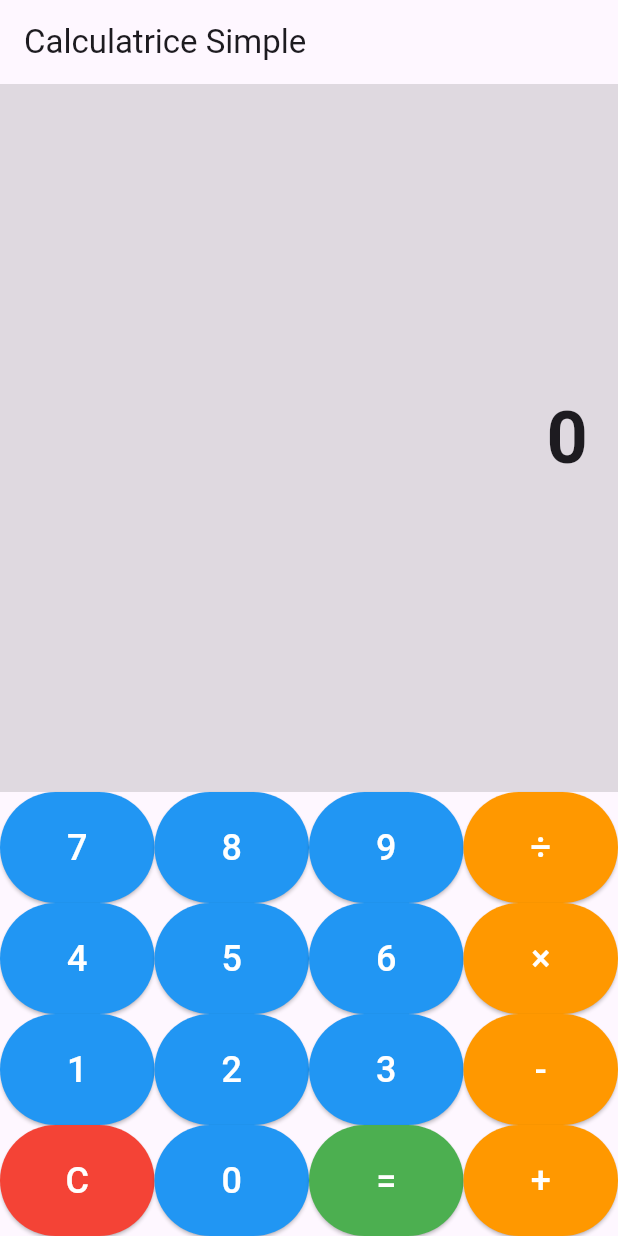
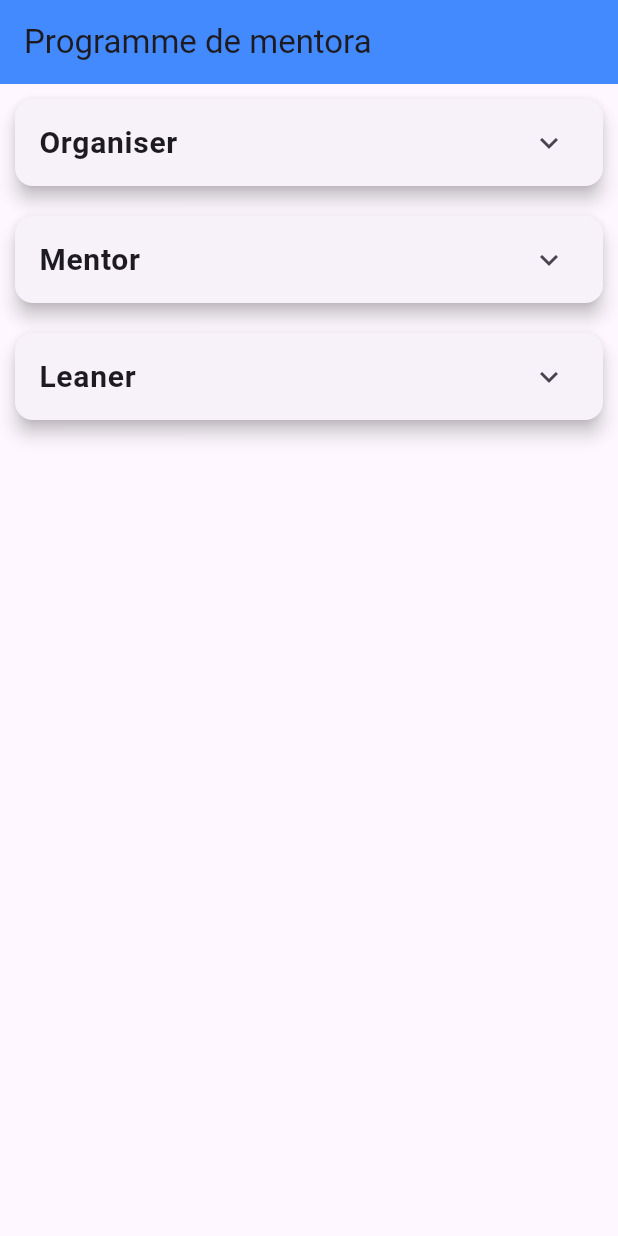
Before and after one commit to charmant216/Kope, a Flutter app: the screen it shows after launch, on a phone screen of 412 x 824 dp. Run offline on Flutter 3.47's test engine with Material 3 defaults, Android fonts, the phone set to English and light mode, and no system bars.

Commit message:
Mon message de commit

```diff
--- a/lib/main.dart
+++ b/lib/main.dart
@@ -1,154 +1,78 @@
 import 'package:flutter/material.dart';
 
 void main() {
-  runApp(CalculatorApp());
+  runApp(MentorshipApp());
 }
 
-class CalculatorApp extends StatelessWidget {
+class MentorshipApp extends StatelessWidget {
   @override
   Widget build(BuildContext context) {
     return MaterialApp(
-      title: 'Calculatrice Simple',
-      theme: ThemeData(primarySwatch: Colors.blue),
-      home: CalculatorHomePage(),
+      debugShowCheckedModeBanner: false,
+      home: HomePage(),
     );
   }
 }
 
-class CalculatorHomePage extends StatefulWidget {
-  @override
-  _CalculatorHomePageState createState() => _CalculatorHomePageState();
-}
-
-class _CalculatorHomePageState extends State<CalculatorHomePage> {
-  String _displayText = '0';
-  String _operand = '';
-  double? _firstNumber;
-  double? _secondNumber;
-
-  void _onButtonPressed(String value) {
-    setState(() {
-      if (RegExp(r'[0-9]').hasMatch(value)) {
-        // Gérer les chiffres
-        if (_displayText == '0') {
-          _displayText = value;
-        } else {
-          _displayText += value;
-        }
-      } else if (['+', '-', '×', '÷'].contains(value)) {
-        // Gérer les opérateurs
-        _operand = value;
-        _firstNumber = double.tryParse(_displayText);
-        _displayText = '0';
-      } else if (value == '=') {
-        // Gérer le calcul
-        _secondNumber = double.tryParse(_displayText);
-        if (_firstNumber != null && _secondNumber != null) {
-          switch (_operand) {
-            case '+':
-              _displayText = (_firstNumber! + _secondNumber!).toString();
-              break;
-            case '-':
-              _displayText = (_firstNumber! - _secondNumber!).toString();
-              break;
-            case '×':
-              _displayText = (_firstNumber! * _secondNumber!).toString();
-              break;
-            case '÷':
-              if (_secondNumber! != 0) {
-                _displayText = (_firstNumber! / _secondNumber!).toString();
-              } else {
-                _displayText = 'Erreur';
-              }
-              break;
-          }
-        }
-        _operand = '';
-        _firstNumber = null;
-        _secondNumber = null;
-      } else if (value == 'C') {
-        // Gérer la réinitialisation
-        _displayText = '0';
-        _operand = '';
-        _firstNumber = null;
-        _secondNumber = null;
-      }
-    });
-  }
-
-  Widget _buildButton(String text, Color color) {
-    return Expanded(
-      child: ElevatedButton(
-        style: ElevatedButton.styleFrom(
-          backgroundColor: color,
-          padding: EdgeInsets.all(20),
-        ),
-        onPressed: () => _onButtonPressed(text),
-        child: Text(
-          text,
-          style: TextStyle(fontSize: 24, color: Colors.white),
-        ),
-      ),
-    );
-  }
+class HomePage extends StatelessWidget {
+  // Les données des groupes et membres
+  final Map<String, List<String>> groups = {
+    'Organiser': ['Tacite', 'Amani'],
+    'Mentor': ['Georges', 'Bénédict', 'Kevin'],
+    'Leaner': ['Charmant', 'Israël', 'Jacques'],
+  };
 
   @override
   Widget build(BuildContext context) {
     return Scaffold(
       appBar: AppBar(
-        title: Text('Calculatrice Simple'),
+        title: Text('Programme de mentora'),
+        backgroundColor: Colors.blueAccent,
       ),
-      body: Column(
-        children: [
-          Expanded(
-            child: Container(
-              color: Colors.black12,
-              alignment: Alignment.centerRight,
-              padding: EdgeInsets.all(20),
-              child: Text(
-                _displayText,
-                style: TextStyle(fontSize: 48, fontWeight: FontWeight.bold),
-              ),
-            ),
-          ),
-          Column(
-            children: [
-              Row(
-                children: [
-                  _buildButton('7', Colors.blue),
-                  _buildButton('8', Colors.blue),
-                  _buildButton('9', Colors.blue),
-                  _buildButton('÷', Colors.orange),
-                ],
-              ),
-              Row(
-                children: [
-                  _buildButton('4', Colors.blue),
-                  _buildButton('5', Colors.blue),
-                  _buildButton('6', Colors.blue),
-                  _buildButton('×', Colors.orange),
-                ],
-              ),
-              Row(
-                children: [
-                  _buildButton('1', Colors.blue),
-                  _buildButton('2', Colors.blue),
-                  _buildButton('3', Colors.blue),
-                  _buildButton('-', Colors.orange),
-                ],
-              ),
-              Row(
-                children: [
-                  _buildButton('C', Colors.red),
-                  _buildButton('0', Colors.blue),
-                  _buildButton('=', Colors.green),
-                  _buildButton('+', Colors.orange),
-                ],
-              ),
-            ],
-          ),
-        ],
+      body: ListView(
+        children: groups.entries.map((entry) {
+          return GroupCard(groupName: entry.key, members: entry.value);
+        }).toList(),
       ),
     );
   }
 }
+
+// Widget pour afficher un groupe
+class GroupCard extends StatelessWidget {
+  final String groupName;
+  final List<String> members;
+
+  GroupCard({required this.groupName, required this.members});
+
+  @override
+  Widget build(BuildContext context) {
+    return Card(
+      margin: EdgeInsets.all(10.0),
+      elevation: 5.0,
+      child: ExpansionTile(
+        title: Text(
+          groupName,
+          style: TextStyle(fontSize: 20, fontWeight: FontWeight.bold),
+        ),
+        children: members.map((member) {
+          return ListTile(
+            leading: Icon(Icons.person, color: Colors.purple),
+            title: Text(
+              member,
+              style: TextStyle(fontWeight: FontWeight.bold),
+            ),
+            subtitle: Text('Contact téléphonique'),
+            trailing: Icon(Icons.phone, color: Colors.green),
+            onTap: () {
+              // Action pour simuler un appel (ou autre action)
+              ScaffoldMessenger.of(context).showSnackBar(
+                SnackBar(content: Text('Appel à $member...')),
+              );
+            },
+          );
+        }).toList(),
+      ),
+    );
+  }
+}
```
